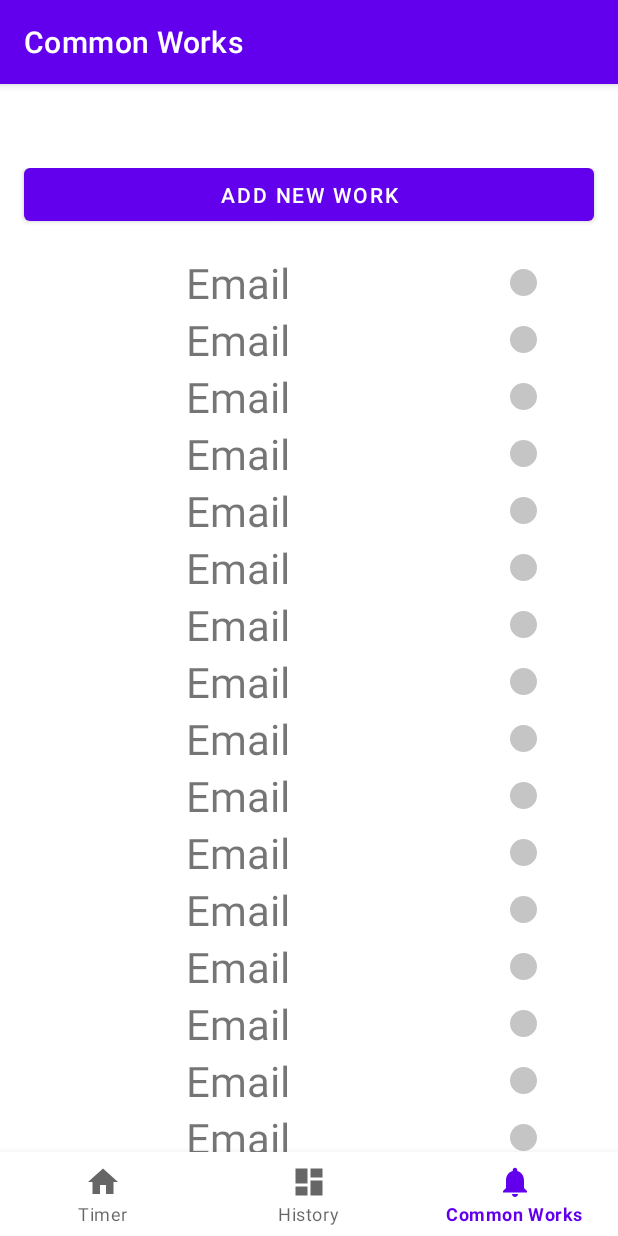
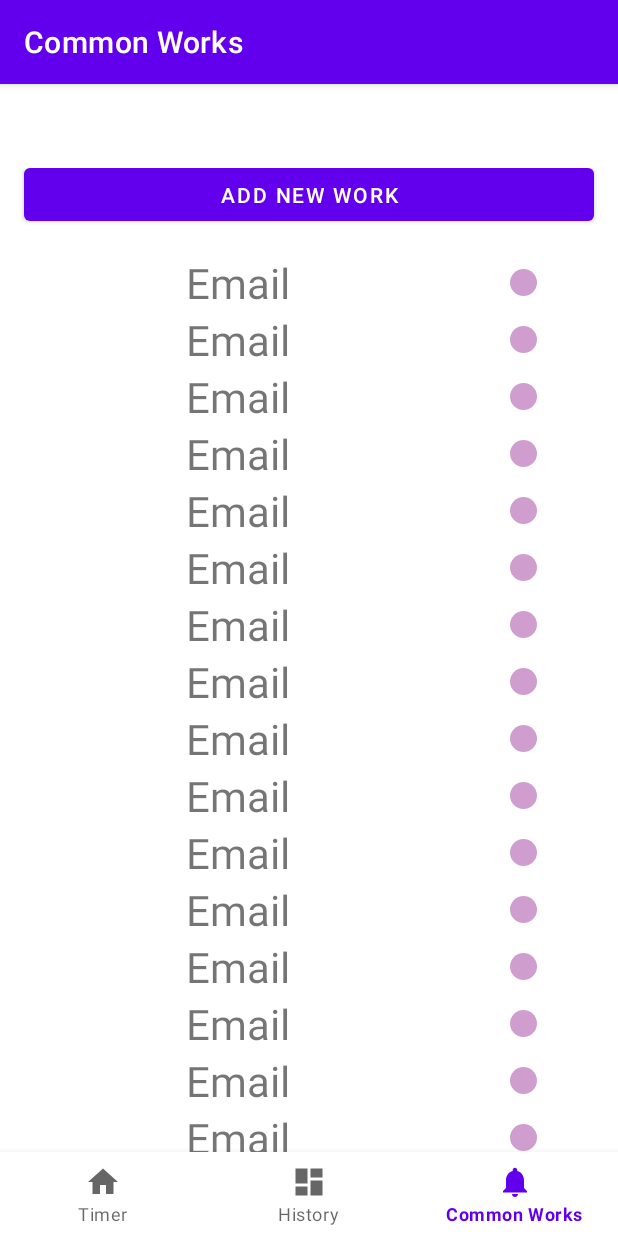
Before and after one commit to bufficecream/WorkTimer, an Android app: the CommonWorksFragment screen opened through its navigation route, on a phone screen of 412 x 824 dp. Run offline under Robolectric (Android 15) with nearby library versions, the phone set to English and light mode, and no system bars; our stand-ins replace navigation-ui.

Commit message:
Some further refactoring for color name and prepare to setup db

```diff
--- a/app/src/main/java/com/example/workingtimer/MainActivity.kt
+++ b/app/src/main/java/com/example/workingtimer/MainActivity.kt
@@ -7,12 +7,16 @@ import androidx.navigation.findNavController
 import androidx.navigation.ui.AppBarConfiguration
 import androidx.navigation.ui.setupActionBarWithNavController
 import androidx.navigation.ui.setupWithNavController
+import com.example.workingtimer.data.DBHelper
 
 class MainActivity : AppCompatActivity() {
 
     override fun onCreate(savedInstanceState: Bundle?) {
         super.onCreate(savedInstanceState)
         setContentView(R.layout.activity_main)
+
+        // TODO, need to refactor
+        DBHelper.getInstance(this);
 
         val navView: BottomNavigationView = findViewById(R.id.nav_view)
         val navController = findNavController(R.id.nav_host_fragment)
--- a/app/src/main/java/com/example/workingtimer/ui/commonWorks/CommonWorksAdapter.kt
+++ b/app/src/main/java/com/example/workingtimer/ui/commonWorks/CommonWorksAdapter.kt
@@ -1,7 +1,6 @@
 package com.example.workingtimer.ui.commonWorks
 
 import android.graphics.Color
-import android.graphics.PorterDuff
 import android.view.LayoutInflater
 import android.view.View
 import android.view.ViewGroup
@@ -11,46 +10,39 @@ import androidx.core.graphics.BlendModeCompat
 import androidx.recyclerview.widget.RecyclerView
 import com.example.workingtimer.R
 
-class CommonWorksAdapter: RecyclerView.Adapter<CommonWorksAdapter.mViewHolder>() {
+class CommonWorksAdapter: RecyclerView.Adapter<CommonWorksAdapter.ViewHolder>() {
 
-    var unAssignList = listOf<CommonWorksItem>()
+    private var mUnAssignList = listOf<CommonWorksItem>()
 
-    inner class mViewHolder(itemView: View): RecyclerView.ViewHolder(itemView){
-
+    inner class ViewHolder(itemView: View): RecyclerView.ViewHolder(itemView){
         private val workName: TextView = itemView.findViewById(R.id.work_name)
         private val colorName: TextView = itemView.findViewById(R.id.color_name)
 
         fun bind(item: CommonWorksItem){
-
             workName.text = item.nameWork
 
-            //show the color in the point by setting a background first then cover it
-            var tint:Int = Color.parseColor(item.nameColor)
-            colorName.background.colorFilter = BlendModeColorFilterCompat.createBlendModeColorFilterCompat(tint, BlendModeCompat.SRC_IN)
-
-
+            val tint:Int = Color.parseColor(item.nameColor)
+            colorName.background.setTint(tint)
         }
     }
 
-    override fun onCreateViewHolder(parent: ViewGroup, viewType: Int): mViewHolder {
-
+    override fun onCreateViewHolder(parent: ViewGroup, viewType: Int): ViewHolder {
         val inflater = LayoutInflater.from(parent.context)
         val itemView = inflater.inflate(R.layout.item_common_works, parent, false)
 
-        return mViewHolder(itemView)
+        return ViewHolder(itemView)
     }
 
-    override fun onBindViewHolder(holder: mViewHolder, position: Int) {
-
-        holder.bind(unAssignList[position])
+    override fun onBindViewHolder(holder: ViewHolder, position: Int) {
+        holder.bind(mUnAssignList[position])
     }
 
     override fun getItemCount(): Int {
-        return unAssignList.size
+        return mUnAssignList.size
     }
 
     fun updateList(list: ArrayList<CommonWorksItem>){
-        unAssignList = list
+        mUnAssignList = list
     }
 
 }
--- a/app/src/main/java/com/example/workingtimer/ui/commonWorks/CommonWorksFragment.kt
+++ b/app/src/main/java/com/example/workingtimer/ui/commonWorks/CommonWorksFragment.kt
@@ -49,7 +49,7 @@ class CommonWorksFragment : Fragment() {
 
     private fun testShowing(){
         for(i in 0..50){
-            myItemList.add(CommonWorksItem("Email", "#666666"))
+            myItemList.add(CommonWorksItem("Email", "#800080"))
         }
         mAdapter.updateList(myItemList)
     }
--- a/app/src/main/java/com/example/workingtimer/ui/history/HistoryFragment.kt
+++ b/app/src/main/java/com/example/workingtimer/ui/history/HistoryFragment.kt
@@ -23,7 +23,7 @@ class HistoryFragment : Fragment() {
                 ViewModelProvider(this).get(HistoryViewModel::class.java)
         val root = inflater.inflate(R.layout.fragment_history, container, false)
         val textView: TextView = root.findViewById(R.id.text_history)
-        historyViewModel.text.observe(viewLifecycleOwner, Observer {
+        historyViewModel.text.observe(viewLifecycleOwner, {
             textView.text = it
         })
         return root
--- a/app/src/main/java/com/example/workingtimer/ui/timer/TimerFragment.kt
+++ b/app/src/main/java/com/example/workingtimer/ui/timer/TimerFragment.kt
@@ -17,6 +17,7 @@ import androidx.recyclerview.widget.RecyclerView
 import com.example.workingtimer.R
 
 class TimerFragment : Fragment() {
+    private val TAG: String = "TimerFragment"
 
     private lateinit var timerViewModel: TimerViewModel
 
@@ -62,7 +63,7 @@ class TimerFragment : Fragment() {
         playOrPauseBtn.setOnClickListener {
 
             //TODO update DB, after testing the timer
-            timerViewModel.play_or_pause(mBtnStatePlay)
+            timerViewModel.playOrPause(mBtnStatePlay)
 
             showBtnVisibility(resetBtn)
             showBtnVisibility(lapBtn)
@@ -163,8 +164,6 @@ class TimerFragment : Fragment() {
     }
 
     companion object {
-        const val TAG: String = "TimerFragment"
-
         const val MilliSecStr = "MilliSec"
         const val FLAG_STR = "state_play"
         const val FLAG_PLAY = true
--- a/app/src/main/java/com/example/workingtimer/ui/timer/TimerViewModel.kt
+++ b/app/src/main/java/com/example/workingtimer/ui/timer/TimerViewModel.kt
@@ -15,7 +15,7 @@ import java.util.*
 
 class TimerViewModel : ViewModel() {
 
-    val TAG: String = "TimerViewModel"
+    private val TAG: String = "TimerViewModel"
 
     private var timerDataModel: TimerDataModel = TimerDataModel()
 
@@ -35,15 +35,12 @@ class TimerViewModel : ViewModel() {
     var textLapRecord: LiveData<String> = _textLapRecord
 
 
-    fun play_or_pause(state_play: Boolean){
+    fun playOrPause(state_play: Boolean){
         if(state_play)
             play() else pause()
     }
 
     fun play(){
-
-        Log.d(TAG, "play")
-
         tickerChannel = ticker(delayMillis = 1, initialDelayMillis = 0)
 
         var pre_tSec = -1
@@ -55,15 +52,10 @@ class TimerViewModel : ViewModel() {
                 var tSec = tMilliSec / 1000
 
                 if(pre_tSec != tSec){
-
-                    Log.d(TAG, ""+tSec)
-
                     pre_tSec = tSec
-
                     computeTimeStr(tSec)
 
                     withContext(Dispatchers.IO) {
-
                         _textTimer.postValue(timeStr)
                     }
                 }
@@ -79,24 +71,17 @@ class TimerViewModel : ViewModel() {
     }
 
     fun playBackground(){
-        Log.d(TAG, "playBackground")
-
         tickerChannel = ticker(delayMillis = 1, initialDelayMillis = 0)
 
         var pre_tSec = -1
 
         GlobalScope.launch {
             for(event in tickerChannel){
-
                 tMilliSec++
                 var tSec = tMilliSec / 1000
 
                 if(pre_tSec != tSec){
-
-                    Log.d(TAG, ""+tSec)
-
                     pre_tSec = tSec
-
                     computeTimeStr(tSec)
                 }
             }
@@ -104,53 +89,38 @@ class TimerViewModel : ViewModel() {
     }
 
     private fun computeTimeStr(tSec: Int){
-
         val cSec = tSec%60
         val cMin = (tSec/60)%60
         val cHr = (tSec/3600)%24
 
         timeStr = ""
-        lateinit var sHr: String
-        sHr = if(cHr < 10) "0" else ""
+        val sHr: String = if(cHr < 10) "0" else ""
         timeStr = sHr + cHr
 
-        lateinit var sMin: String
-        sMin = if(cMin < 10) ":0" else ":"
+        val sMin: String = if(cMin < 10) ":0" else ":"
         timeStr += sMin + cMin
 
-        lateinit var sSec: String
-        sSec = if(cSec < 10) ":0" else ":"
+        val sSec: String = if(cSec < 10) ":0" else ":"
         timeStr += sSec + cSec
     }
 
     private fun pause(){
-
-        Log.d(TAG, "pause")
-
         cancelTicker()
-
         timerDataModel.storeInDB()
     }
 
     fun reset(){
-
-        Log.d(TAG, "reset")
-
         cancelTicker()
-
         tMilliSec = 0
-
         _textTimer.postValue(timerDataModel.TIME_ORIGIN)
     }
 
-    fun cancelTicker(){
-
+    private fun cancelTicker(){
         try {
             tickerChannel.cancel()
         } catch (e: UninitializedPropertyAccessException) {
             Log.e(TAG, "tickerChannel haven't been created yet")
         }
-
     }
 
     fun lap(){
```
